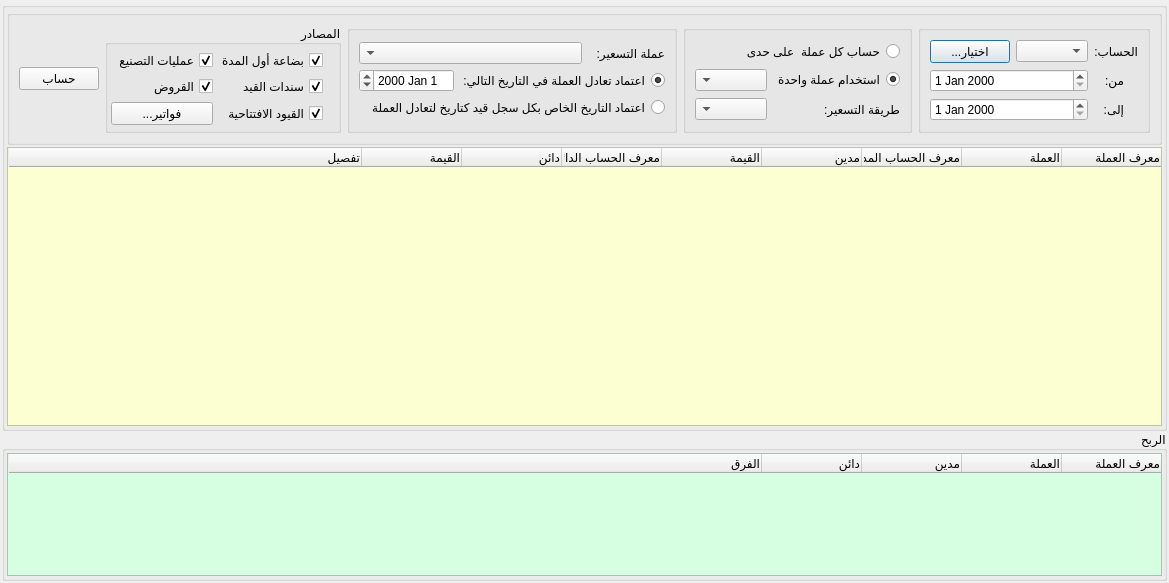
Above: Ui_FinalAccountsReports.ui from rabee361/E-commerce2 before the change. Below: the same form after it.
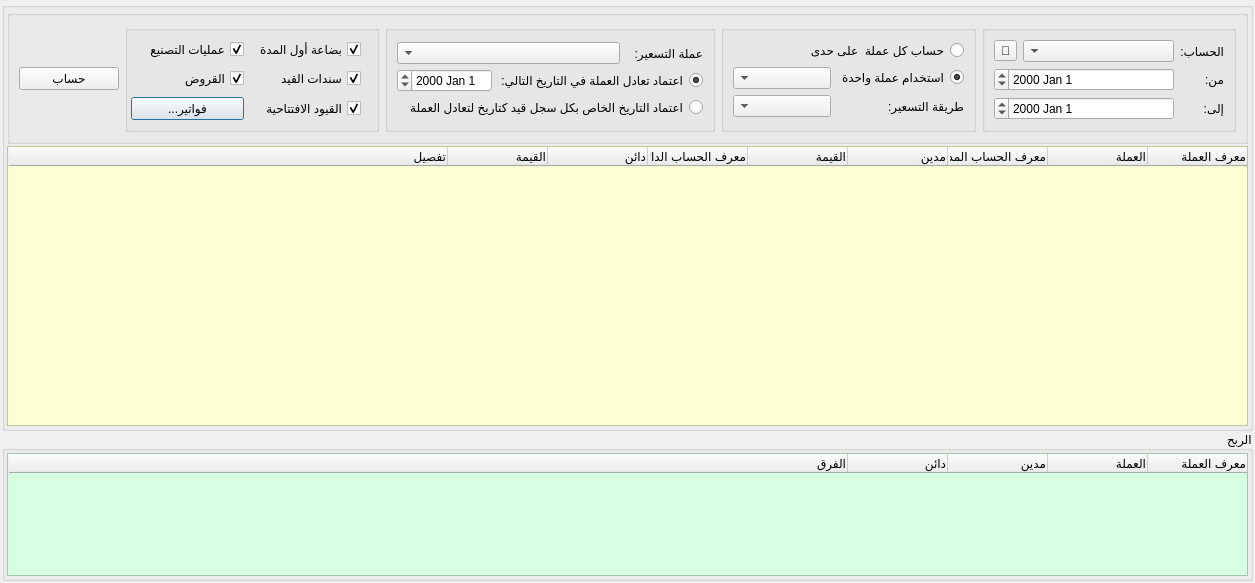
That is the form after the change.

What changed in the file:
```diff
--- a/Ui_FinalAccountsReports.ui
+++ b/Ui_FinalAccountsReports.ui
@@ -9,7 +9,7 @@
    <rect>
     <x>0</x>
     <y>0</y>
-    <width>1068</width>
+    <width>1255</width>
     <height>583</height>
    </rect>
   </property>
@@ -190,19 +190,13 @@
          <item>
           <widget class="QGroupBox" name="groupBox_8">
            <property name="layoutDirection">
-            <enum>Qt::LeftToRight</enum>
+            <enum>Qt::RightToLeft</enum>
            </property>
            <property name="title">
             <string/>
            </property>
            <layout class="QGridLayout" name="gridLayout_3">
-            <item row="2" column="0" colspan="2">
-             <widget class="QDateEdit" name="to_date_input"/>
-            </item>
-            <item row="1" column="0" colspan="2">
-             <widget class="QDateEdit" name="from_date_input"/>
-            </item>
-            <item row="2" column="2">
+            <item row="5" column="0">
              <widget class="QLabel" name="label_5">
               <property name="maximumSize">
                <size>
@@ -215,7 +209,26 @@
               </property>
              </widget>
             </item>
-            <item row="0" column="2">
+            <item row="4" column="0">
+             <widget class="QLabel" name="label_4">
+              <property name="maximumSize">
+               <size>
+                <width>30</width>
+                <height>16777215</height>
+               </size>
+              </property>
+              <property name="text">
+               <string>من:</string>
+              </property>
+             </widget>
+            </item>
+            <item row="4" column="1" colspan="2">
+             <widget class="QDateEdit" name="from_date_input"/>
+            </item>
+            <item row="0" column="1">
+             <widget class="QComboBox" name="accounts_combobox"/>
+            </item>
+            <item row="0" column="0">
              <widget class="QLabel" name="label_3">
               <property name="maximumSize">
                <size>
@@ -228,29 +241,13 @@
               </property>
              </widget>
             </item>
-            <item row="0" column="1">
-             <widget class="QComboBox" name="accounts_combobox"/>
+            <item row="5" column="1" colspan="2">
+             <widget class="QDateEdit" name="to_date_input"/>
             </item>
-            <item row="0" column="0">
-             <widget class="QPushButton" name="select_account_btn">
-              <property name="layoutDirection">
-               <enum>Qt::RightToLeft</enum>
-              </property>
+            <item row="0" column="2">
+             <widget class="QToolButton" name="select_account_btn">
               <property name="text">
-               <string>...اختيار</string>
-              </property>
-             </widget>
-            </item>
-            <item row="1" column="2">
-             <widget class="QLabel" name="label_4">
-              <property name="maximumSize">
-               <size>
-                <width>30</width>
-                <height>16777215</height>
-               </size>
-              </property>
-              <property name="text">
-               <string>من:</string>
+               <string>🔎</string>
               </property>
              </widget>
             </item>
@@ -266,33 +263,6 @@
             <string/>
            </property>
            <layout class="QGridLayout" name="gridLayout_8">
-            <item row="2" column="1">
-             <widget class="QComboBox" name="pricing_method_combobox">
-              <property name="enabled">
-               <bool>true</bool>
-              </property>
-             </widget>
-            </item>
-            <item row="0" column="0" colspan="2">
-             <widget class="QRadioButton" name="distinct_currency_radio">
-              <property name="maximumSize">
-               <size>
-                <width>180</width>
-                <height>16777215</height>
-               </size>
-              </property>
-              <property name="text">
-               <string>حساب كل عملة  على حدى</string>
-              </property>
-             </widget>
-            </item>
-            <item row="1" column="1">
-             <widget class="QComboBox" name="currency_combobox">
-              <property name="enabled">
-               <bool>true</bool>
-              </property>
-             </widget>
-            </item>
             <item row="1" column="0">
              <widget class="QRadioButton" name="unified_currency_radio">
               <property name="maximumSize">
@@ -309,11 +279,25 @@
               </property>
              </widget>
             </item>
+            <item row="1" column="1">
+             <widget class="QComboBox" name="currency_combobox">
+              <property name="enabled">
+               <bool>true</bool>
+              </property>
+             </widget>
+            </item>
+            <item row="2" column="1">
+             <widget class="QComboBox" name="pricing_method_combobox">
+              <property name="enabled">
+               <bool>true</bool>
+              </property>
+             </widget>
+            </item>
             <item row="2" column="0">
              <widget class="QLabel" name="label_7">
               <property name="maximumSize">
                <size>
-                <width>80</width>
+                <width>90</width>
                 <height>16777215</height>
                </size>
               </property>
@@ -322,6 +306,19 @@
               </property>
              </widget>
             </item>
+            <item row="0" column="0" colspan="2">
+             <widget class="QRadioButton" name="distinct_currency_radio">
+              <property name="maximumSize">
+               <size>
+                <width>200</width>
+                <height>16777215</height>
+               </size>
+              </property>
+              <property name="text">
+               <string>حساب كل عملة  على حدى</string>
+              </property>
+             </widget>
+            </item>
            </layout>
           </widget>
          </item>
@@ -389,7 +386,7 @@
             <enum>Qt::RightToLeft</enum>
            </property>
            <property name="title">
-            <string>المصادر</string>
+            <string/>
            </property>
            <layout class="QGridLayout" name="gridLayout_5">
             <property name="leftMargin">
```
